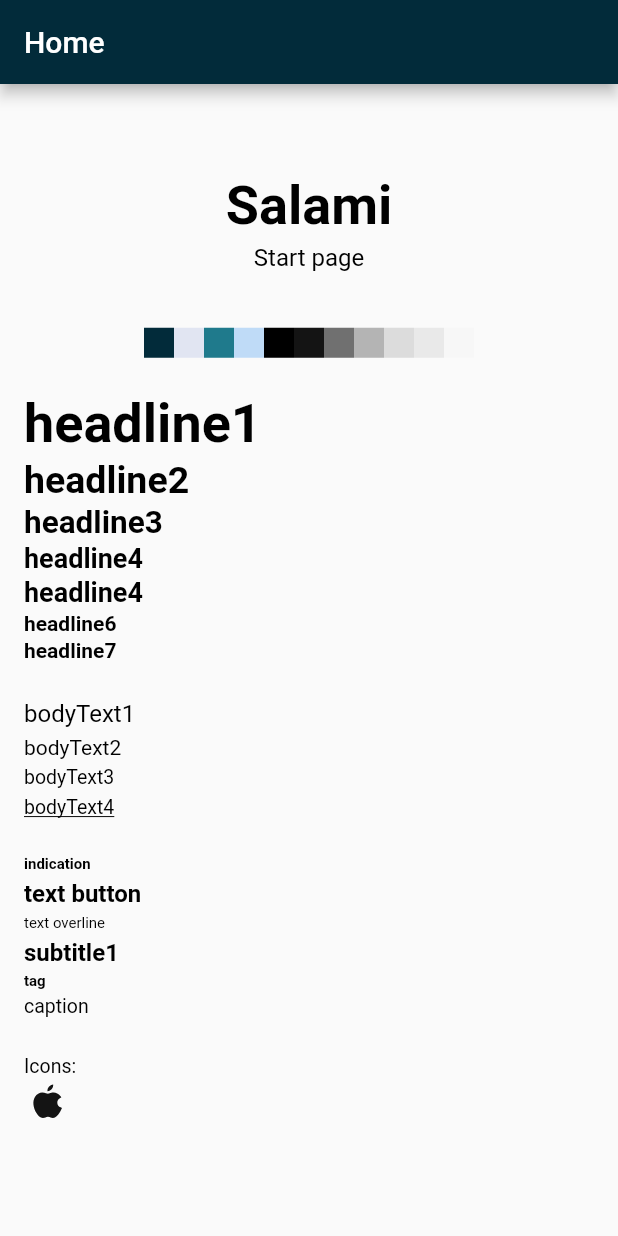
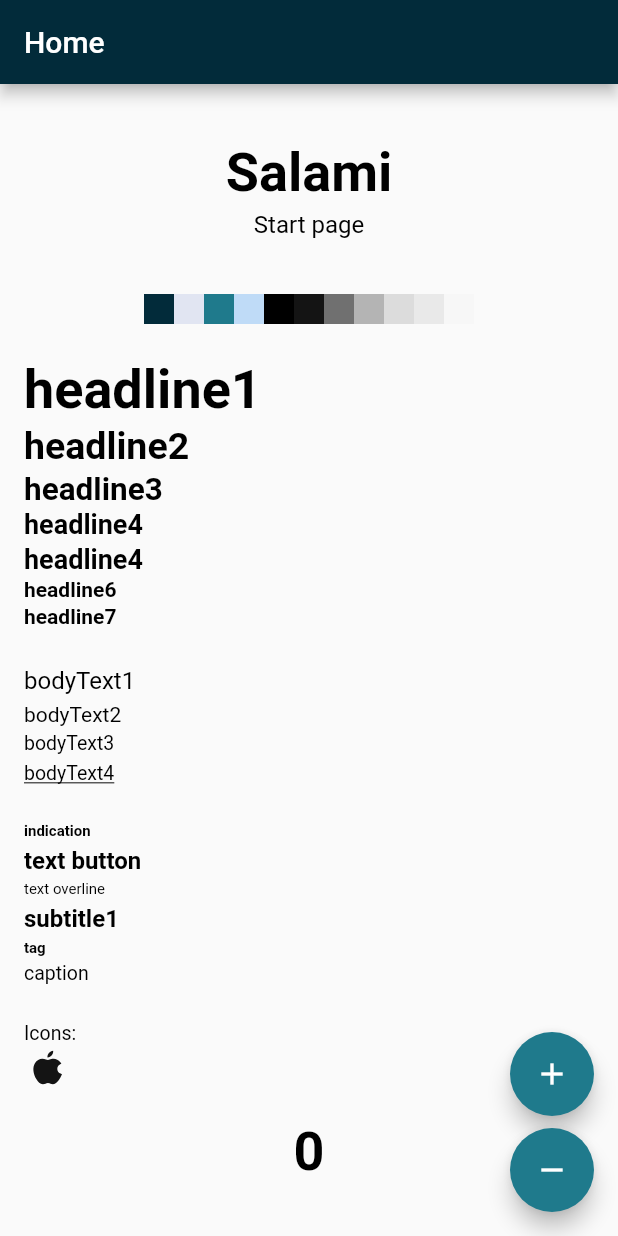
Before and after one commit to HelloDevTalents/salami, a Flutter app: the screen it shows after launch, on a phone screen of 412 x 824 dp. Run offline on Flutter 3.47's test engine with Material 2 defaults, Android fonts, the phone set to English and light mode, and no system bars; our stand-ins replace bloc, dio, equatable, firebase_messaging, flutter_bloc, flutter_local_notifications and 1 more; accounts and stored records are empty; generated files the repository leaves out were written again.

Commit message:
feat(example): add tests block counter

```diff
--- a/lib/home/cubit/home_state.dart
+++ b/lib/home/cubit/home_state.dart
@@ -5,12 +5,14 @@ enum HomeStatus { initial, loading, success }
 class HomeState extends Equatable {
   const HomeState({
     required this.status,
+    this.counter = 0,
   });
   factory HomeState.initial() => const HomeState(
         status: HomeStatus.initial,
       );
   final HomeStatus status;
+  final int counter;
 
   @override
-  List<Object?> get props => [status];
+  List<Object?> get props => [status, counter];
 }
--- a/lib/home/view/home_page.dart
+++ b/lib/home/view/home_page.dart
@@ -30,11 +30,24 @@ class HomeView extends StatelessWidget {
     final l10n = context.l10n;
 
     return Scaffold(
-      appBar: AppBar(
-        title: Text(l10n.appBarTitle),
-      ),
-      body: const Center(
-        child: _Content(),
+      appBar: AppBar(title: Text(l10n.appBarTitle)),
+      body: const Center(child: _Content()),
+      floatingActionButton: Column(
+        mainAxisAlignment: MainAxisAlignment.end,
+        crossAxisAlignment: CrossAxisAlignment.end,
+        children: [
+          FloatingActionButton(
+            key: const Key('action-button-increment'),
+            onPressed: () => context.read<HomeCubit>().increment(),
+            child: const Icon(Icons.add),
+          ),
+          const SizedBox(height: 8),
+          FloatingActionButton(
+            key: const Key('action-button-decrement'),
+            onPressed: () => context.read<HomeCubit>().decrement(),
+            child: const Icon(Icons.remove),
+          ),
+        ],
       ),
     );
   }
@@ -71,8 +84,10 @@ class _HomeStart extends StatelessWidget {
   @override
   Widget build(BuildContext context) {
     final l10n = context.l10n;
+    final count = context.select((HomeCubit cubit) => cubit.state.counter);
 
     return SingleChildScrollView(
+      key: const Key('home-scroll-view'),
       child: Column(
         mainAxisAlignment: MainAxisAlignment.center,
         children: [
@@ -80,6 +95,11 @@ class _HomeStart extends StatelessWidget {
           Text(l10n.appDescription, style: SalamiTextStyle.bodyText1),
           const SizedBox(height: 20),
           const SalamiStart(),
+          Text(
+            '$count',
+            style: SalamiTextStyle.headline1,
+            key: const Key('counter-text'),
+          ),
         ],
       ),
     );
--- a/pubspec.yaml
+++ b/pubspec.yaml
@@ -10,6 +10,7 @@ dependencies:
   bloc: ^8.0.3
   dio: ^4.0.4
   equatable: ^2.0.3
+  firebase_core: ^1.13.1
   firebase_messaging: ^11.2.8
   flutter:
     sdk: flutter
```
Also changed, not shown: lib/home/cubit/home_cubit.dart (+15 -9 lines), pubspec.lock, 5 other files.
